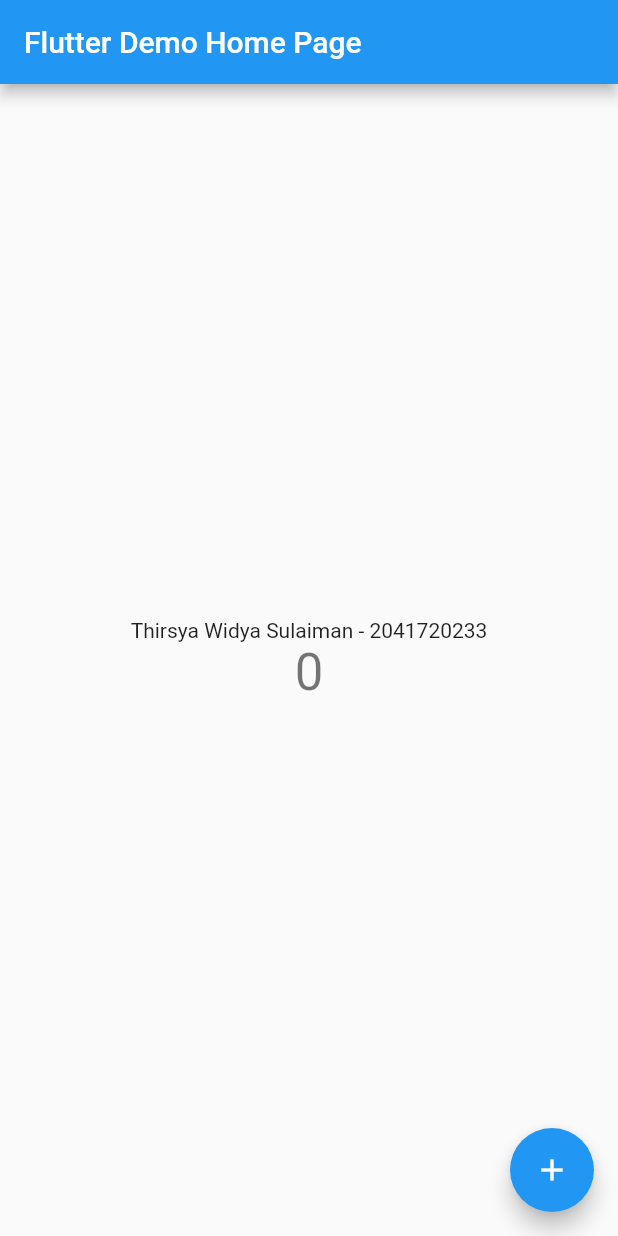
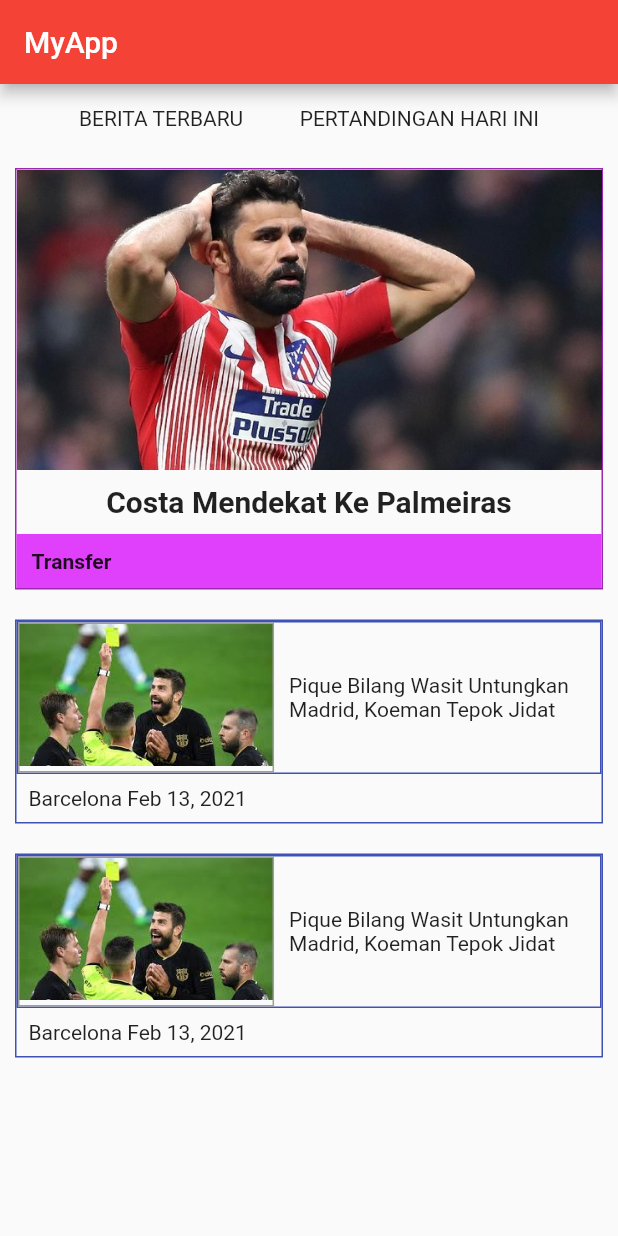
Before and after one commit to Thirsya/flutter1, a Flutter app: the screen it shows after launch, on a phone screen of 412 x 824 dp. Run offline on Flutter 3.47's test engine with Material 2 defaults, Android fonts, the phone set to English and light mode, and no system bars.

Commit message:
Flutter : Tugas Layouting Sederhana

```diff
--- a/lib/main.dart
+++ b/lib/main.dart
@@ -7,39 +7,20 @@ void main() {
 class MyApp extends StatelessWidget {
   const MyApp({super.key});
 
-  // This widget is the root of your application.
   @override
   Widget build(BuildContext context) {
     return MaterialApp(
       title: 'Flutter Demo',
       theme: ThemeData(
-        // This is the theme of your application.
-        //
-        // Try running your application with "flutter run". You'll see the
-        // application has a blue toolbar. Then, without quitting the app, try
-        // changing the primarySwatch below to Colors.green and then invoke
-        // "hot reload" (press "r" in the console where you ran "flutter run",
-        // or simply save your changes to "hot reload" in a Flutter IDE).
-        // Notice that the counter didn't reset back to zero; the application
-        // is not restarted.
-        primarySwatch: Colors.blue,
+        primarySwatch: Colors.red,
       ),
-      home: const MyHomePage(title: 'Flutter Demo Home Page'),
+      home: const MyHomePage(title: 'MyApp'),
     );
   }
 }
 
 class MyHomePage extends StatefulWidget {
   const MyHomePage({super.key, required this.title});
-
-  // This widget is the home page of your application. It is stateful, meaning
-  // that it has a State object (defined below) that contains fields that affect
-  // how it looks.
-
-  // This class is the configuration for the state. It holds the values (in this
-  // case the title) provided by the parent (in this case the App widget) and
-  // used by the build method of the State. Fields in a Widget subclass are
-  // always marked "final".
 
   final String title;
 
@@ -48,68 +29,154 @@ class MyHomePage extends StatefulWidget {
 }
 
 class _MyHomePageState extends State<MyHomePage> {
-  int _counter = 0;
-
-  void _incrementCounter() {
-    setState(() {
-      // This call to setState tells the Flutter framework that something has
-      // changed in this State, which causes it to rerun the build method below
-      // so that the display can reflect the updated values. If we changed
-      // _counter without calling setState(), then the build method would not be
-      // called again, and so nothing would appear to happen.
-      _counter++;
-    });
-  }
-
   @override
   Widget build(BuildContext context) {
-    // This method is rerun every time setState is called, for instance as done
-    // by the _incrementCounter method above.
-    //
-    // The Flutter framework has been optimized to make rerunning build methods
-    // fast, so that you can just rebuild anything that needs updating rather
-    // than having to individually change instances of widgets.
     return Scaffold(
         appBar: AppBar(
-        // Here we take the value from the MyHomePage object that was created by
-        // the App.build method, and use it to set our appbar title.
           title: Text(widget.title),
         ),
-      body: Center(
-        // Center is a layout widget. It takes a single child and positions it
-        // in the middle of the parent.
+        body: ListView(
+          children: <Widget>[
+            Container(
+              alignment: Alignment.center,
+              margin: const EdgeInsets.all(15),
               child: Column(
-          // Column is also a layout widget. It takes a list of children and
-          // arranges them vertically. By default, it sizes itself to fit its
-          // children horizontally, and tries to be as tall as its parent.
-          //
-          // Invoke "debug painting" (press "p" in the console, choose the
-          // "Toggle Debug Paint" action from the Flutter Inspector in Android
-          // Studio, or the "Toggle Debug Paint" command in Visual Studio Code)
-          // to see the wireframe for each widget.
-          //
-          // Column has various properties to control how it sizes itself and
-          // how it positions its children. Here we use mainAxisAlignment to
-          // center the children vertically; the main axis here is the vertical
-          // axis because Columns are vertical (the cross axis would be
-          // horizontal).
-          mainAxisAlignment: MainAxisAlignment.center,
                 children: <Widget>[
-            const Text(
-              'Thirsya Widya Sulaiman - 2041720233',
+                  Row(
+                    mainAxisAlignment: MainAxisAlignment.spaceEvenly,
+                    children: const <Widget>[
+                      Text('BERITA TERBARU'),
+                      Text('PERTANDINGAN HARI INI'),
+                    ],
+                  )
+                ],
               ),
-            Text(
-              '$_counter',
-              style: Theme.of(context).textTheme.headline4,
+            ),
+            Container(
+              margin: const EdgeInsets.all(10),
+              decoration:
+                  BoxDecoration(border: Border.all(color: Colors.purple)),
+              child: Column(
+                children: <Widget>[
+                  Container(
+                    height: 200,
+                    decoration: const BoxDecoration(
+                      image: DecorationImage(
+                        fit: BoxFit.fitWidth,
+                        image: AssetImage('assets/images/1.jpeg'),
+                      ),
+                    ),
+                  ),
+                  Container(
+                    padding: const EdgeInsets.all(10),
+                    alignment: Alignment.topCenter,
+                    child: const Text(
+                      'Costa Mendekat Ke Palmeiras',
+                      style: TextStyle(
+                        fontSize: 20,
+                        fontWeight: FontWeight.bold,
+                      ),
+                    ),
+                  ),
+                  Container(
+                    padding: const EdgeInsets.all(10),
+                    alignment: Alignment.centerLeft,
+                    color: Colors.purpleAccent,
+                    child: const Text(
+                      'Transfer',
+                      style: TextStyle(
+                        fontWeight: FontWeight.bold,
+                      ),
+                    ),
                   ),
                 ],
               ),
             ),
-      floatingActionButton: FloatingActionButton(
-        onPressed: _incrementCounter,
-        tooltip: 'Increment',
-        child: const Icon(Icons.add),
-      ), // This trailing comma makes auto-formatting nicer for build methods.
-    );
+            Container(
+              margin: const EdgeInsets.all(10),
+              decoration:
+                  BoxDecoration(border: Border.all(color: Colors.indigo)),
+              child: Column(children: <Widget>[
+                Container(
+                  decoration:
+                      BoxDecoration(border: Border.all(color: Colors.indigo)),
+                  child: Row(
+                    children: <Widget>[
+                      Container(
+                        width: 170.7,
+                        height: 100,
+                        decoration: BoxDecoration(
+                          border: Border.all(color: Colors.grey),
+                          image: const DecorationImage(
+                            alignment: Alignment.topCenter,
+                            fit: BoxFit.fitWidth,
+                            image: AssetImage('assets/images/2.jpg'),
+                          ),
+                        ),
+                      ),
+                      Container(
+                        width: 210,
+                        height: 100,
+                        alignment: Alignment.center,
+                        padding: const EdgeInsets.all(10),
+                        child: const Text(
+                          'Pique Bilang Wasit Untungkan Madrid, Koeman Tepok Jidat',
+                          textAlign: TextAlign.left,
+                        ),
+                      ),
+                    ],
+                  ),
+                ),
+                Container(
+                  padding: const EdgeInsets.all(8),
+                  alignment: Alignment.centerLeft,
+                  child: const Text('Barcelona Feb 13, 2021'),
+                ),
+              ]),
+            ),
+            Container(
+              margin: const EdgeInsets.all(10),
+              decoration:
+                  BoxDecoration(border: Border.all(color: Colors.indigo)),
+              child: Column(children: <Widget>[
+                Container(
+                  decoration:
+                      BoxDecoration(border: Border.all(color: Colors.indigo)),
+                  child: Row(
+                    children: <Widget>[
+                      Container(
+                        width: 170.7,
+                        height: 100,
+                        decoration: BoxDecoration(
+                          border: Border.all(color: Colors.grey),
+                          image: const DecorationImage(
+                            alignment: Alignment.topCenter,
+                            fit: BoxFit.fitWidth,
+                            image: AssetImage('assets/images/2.jpg'),
+                          ),
+                        ),
+                      ),
+                      Container(
+                        width: 210,
+                        height: 100,
+                        alignment: Alignment.center,
+                        padding: const EdgeInsets.all(10),
+                        child: const Text(
+                          'Pique Bilang Wasit Untungkan Madrid, Koeman Tepok Jidat',
+                          textAlign: TextAlign.left,
+                        ),
+                      ),
+                    ],
+                  ),
+                ),
+                Container(
+                  padding: const EdgeInsets.all(8),
+                  alignment: Alignment.centerLeft,
+                  child: const Text('Barcelona Feb 13, 2021'),
+                ),
+              ]),
+            ),
+          ],
+        ));
   }
 }
--- a/pubspec.yaml
+++ b/pubspec.yaml
@@ -58,6 +58,9 @@ flutter:
   # included with your application, so that you can use the icons in
   # the material Icons class.
   uses-material-design: true
+  assets:
+  - assets/images/1.jpeg
+  - assets/images/2.jpg
 
   # To add assets to your application, add an assets section, like this:
   # assets:
```
Also changed, not shown: assets/images/1.jpeg (added), assets/images/2.jpg (added). Lines whose indentation alone changed are shown as unchanged.
